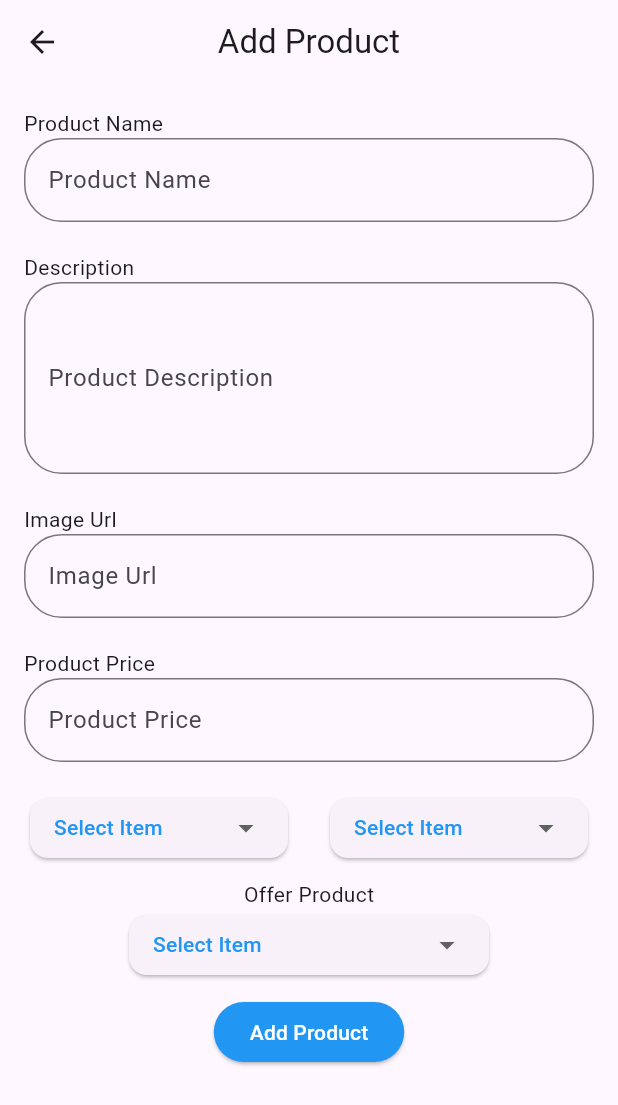
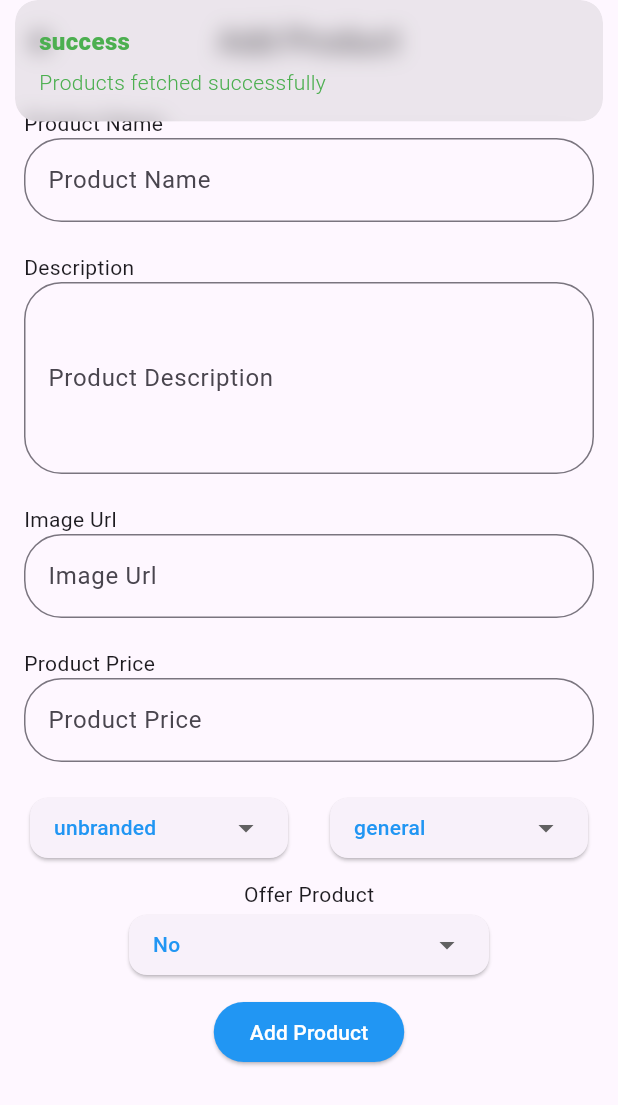
Before and after one commit to bipin24746/emobile_vault, a Flutter app: the AddProduct screen opened directly, after a tap on "Add Product", on a phone screen of 412 x 824 dp. Shown: the top 1105 px of the screen. Run offline on Flutter 3.47's test engine with Material 3 defaults, Android fonts, the phone set to English and light mode, and no system bars; drawn by our look-alikes of dropdown_button2; our stand-ins replace cloud_firestore, firebase_core, get; accounts and stored records are empty.

Commit message:
new changes

```diff
--- a/lib/controller/home_controller.dart
+++ b/lib/controller/home_controller.dart
@@ -1,19 +1,101 @@
 import 'package:cloud_firestore/cloud_firestore.dart';
-import 'package:emobile_vault/pages/add_product.dart';
+import 'package:emobile_vault/model/product/product.dart';
+import 'package:flutter/material.dart';
 import 'package:get/get.dart';
 
 class HomeController extends GetxController {
   FirebaseFirestore firestore = FirebaseFirestore.instance;
   late CollectionReference productCollection;
+
+  TextEditingController productNameCtrl = TextEditingController();
+  TextEditingController productDescriptionCtrl = TextEditingController();
+  TextEditingController productImageCtrl = TextEditingController();
+  TextEditingController productPriceCtrl = TextEditingController();
+
+  String category = 'general';
+  String brand = 'unbranded';
+  bool offer = false;
+
+  List<Product> products = [];
+
   @override
   void onInit() {
+    super.onInit();
     productCollection = firestore.collection('products');
-    // TODO: implement onInit
-    super.onInit();
+    fetchProducts(); // Fetch products when the controller is initialized
   }
 
-  AddProduct() {
-    DocumentReference doc = productCollection.doc();
+  void addProduct() {
+    try {
+      DocumentReference doc = productCollection.doc();
+      double? price = double.tryParse(productPriceCtrl.text);
 
+      Product product = Product(
+        id: doc.id,
+        name: productNameCtrl.text,
+        description: productDescriptionCtrl.text,
+        category: category,
+        brand: brand,
+        image: productImageCtrl.text,
+        price: price,
+        offer: offer,
+      );
+
+      final productJson = product.toJson();
+      doc.set(productJson).then((_) {
+        Get.snackbar('Success', 'Product added successfully',
+            colorText: Colors.green);
+        setValuesDefault();
+        fetchProducts(); // Refresh the product list
+      }).catchError((error) {
+        Get.snackbar('Error', 'Failed to add product: $error',
+            colorText: Colors.red);
+      });
+    } catch (e) {
+      Get.snackbar('Error', e.toString(), colorText: Colors.red);
+      // TODO: Handle exception
+    } finally {
+      update();
+    }
+  }
+
+  void fetchProducts() async {
+    try {
+      QuerySnapshot querySnapshot = await productCollection.get();
+      final List<Product> retrievedProducts = querySnapshot.docs
+          .map((doc) => Product.fromJson(doc.data() as Map<String, dynamic>))
+          .toList();
+      products.clear();
+      products.addAll(retrievedProducts);
+      Get.snackbar('success', 'Products fetched successfully',
+          colorText: Colors.green);
+      update(); // Notify listeners of the change
+    } catch (e) {
+      Get.snackbar('Error', 'Failed to fetch products: $e',
+          colorText: Colors.green);
+    }
+  }
+
+  deleteProduct(String id) async {
+    try {
+      await productCollection.doc(id).delete();
+      fetchProducts();
+      Get.snackbar('successfull', 'product deleted successfully',
+          colorText: Colors.red);
+    } catch (e) {
+      print(e);
+    }
+  }
+
+  void setValuesDefault() {
+    productNameCtrl.clear();
+    productPriceCtrl.clear();
+    productImageCtrl.clear();
+    productDescriptionCtrl.clear();
+
+    category = 'general';
+    brand = 'unbranded';
+    offer = false;
+    update();
   }
 }
--- a/lib/main.dart
+++ b/lib/main.dart
@@ -5,9 +5,9 @@ import 'package:firebase_core/firebase_core.dart';
 import 'package:flutter/material.dart';
 import 'package:get/get.dart';
 
-void main() {
+Future<void> main() async {
   WidgetsFlutterBinding.ensureInitialized();
-  Firebase.initializeApp(options: firebaseOptions);
+  await Firebase.initializeApp(options: firebaseOptions);
 //registering the controller
   Get.put(HomeController());
 
--- /dev/null
+++ b/lib/model/product/product.dart
@@ -0,0 +1,39 @@
+import 'package:json_annotation/json_annotation.dart';
+part 'product.g.dart'; // Necessary for code generation
+
+@JsonSerializable()
+class Product {
+  @JsonKey(name: "id")
+  String? id;
+
+  @JsonKey(name: "name")
+  String? name;
+
+  @JsonKey(name: "description")
+  String? description;
+
+  @JsonKey(name: "category")
+  String? category;
+
+  @JsonKey(name: "image")
+  String? image;
+
+  @JsonKey(name: "brand")
+  String? brand;
+  @JsonKey(name: "price")
+  String? price;
+
+  Product({
+    this.id,
+    this.name,
+    this.description,
+    this.category,
+    this.image,
+    this.brand,
+    required double? price,
+    bool? offer,
+  });
+  factory Product.fromJson(Map<String, dynamic> json) =>
+      _$ProductFromJson(json);
+  Map<String, dynamic> toJson() => _$ProductToJson(this);
+}
--- a/lib/pages/HomePage.dart
+++ b/lib/pages/HomePage.dart
@@ -9,23 +9,40 @@ class HomePage extends StatelessWidget {
   @override
   Widget build(BuildContext context) {
     return GetBuilder<HomeController>(
-      init: HomeController(),
-      initState: (_) {},
+      init: Get.find<HomeController>(), // Use existing controller instance
       builder: (ctrl) {
         return Scaffold(
           appBar: AppBar(
             centerTitle: true,
             title: const Text("Mobile Vault"),
           ),
-          body: ListView.builder(
-            itemCount: 15,
+          body: ctrl.products.isEmpty
+              ? const Center(child: Text('No products available'))
+              : ListView.builder(
+                  itemCount: ctrl.products.length,
                   itemBuilder: (context, index) {
+                    final product = ctrl.products[index];
                     return ListTile(
-                title: const Text("title"),
-                subtitle: const Text("price: 1500"),
+                      title: Text(product.name ?? 'Unnamed Product'),
+                      subtitle: Text('\$${product.price ?? '0.00'}'),
                       trailing: IconButton(
                         icon: const Icon(Icons.delete),
-                  onPressed: () {},
+                        onPressed: () {
+                          // Handle delete action
+                          ctrl.productCollection
+                              .doc(product.id)
+                              .delete()
+                              .then((_) {
+                            Get.snackbar(
+                                'Success', 'Product deleted successfully',
+                                colorText: Colors.green);
+                            ctrl.fetchProducts(); // Refresh the product list
+                          }).catchError((error) {
+                            Get.snackbar(
+                                'Error', 'Failed to delete product: $error',
+                                colorText: Colors.red);
+                          });
+                        },
                       ),
                     );
                   },
--- a/lib/pages/add_product.dart
+++ b/lib/pages/add_product.dart
@@ -11,8 +11,6 @@ class AddProduct extends StatefulWidget {
 }
 
 class _AddProductState extends State<AddProduct> {
-  String? _selectedItem;
-
   @override
   Widget build(BuildContext context) {
     return GetBuilder<HomeController>(
@@ -32,6 +30,7 @@ class _AddProductState extends State<AddProduct> {
                 children: [
                   const Text("Product Name"),
                   TextField(
+                    controller: ctrl.productNameCtrl,
                     decoration: InputDecoration(
                       border: OutlineInputBorder(
                         borderRadius: BorderRadius.circular(25),
@@ -43,6 +42,7 @@ class _AddProductState extends State<AddProduct> {
                   const SizedBox(height: 20),
                   const Text("Description"),
                   TextField(
+                    controller: ctrl.productDescriptionCtrl,
                     decoration: InputDecoration(
                       border: OutlineInputBorder(
                         borderRadius: BorderRadius.circular(25),
@@ -55,6 +55,7 @@ class _AddProductState extends State<AddProduct> {
                   const SizedBox(height: 20),
                   const Text("Image Url"),
                   TextField(
+                    controller: ctrl.productImageCtrl,
                     decoration: InputDecoration(
                       border: OutlineInputBorder(
                         borderRadius: BorderRadius.circular(25),
@@ -66,6 +67,7 @@ class _AddProductState extends State<AddProduct> {
                   const SizedBox(height: 20),
                   const Text("Product Price"),
                   TextField(
+                    controller: ctrl.productPriceCtrl,
                     decoration: InputDecoration(
                       border: OutlineInputBorder(
                         borderRadius: BorderRadius.circular(25),
@@ -80,13 +82,54 @@ class _AddProductState extends State<AddProduct> {
                     children: [
                       Flexible(
                         child: DropDown(
-                          items: ['brand1', 'brand2', 'brand3'],
+                          items: [
+                            'Apple',
+                            'Samsung',
+                            'Huawei',
+                            'Xiaomi',
+                            'OnePlus',
+                            'Google',
+                            'Sony',
+                            'LG',
+                            'Motorola',
+                            'Nokia',
+                            'Oppo',
+                            'Vivo',
+                            'Realme',
+                            'Asus',
+                            'Lenovo'
+                          ],
+                          selectedItemText: ctrl.brand.isNotEmpty
+                              ? ctrl.brand
+                              : 'Select Brand',
+                          onSelected: (selectedValue) {
+                            ctrl.brand = selectedValue ?? 'unbranded';
+                          },
                         ),
                       ),
                       const SizedBox(width: 20),
                       Flexible(
                         child: DropDown(
-                          items: ['cate1', 'cate2', 'cate3'],
+                          items: [
+                            'Smartphones',
+                            'Tablets',
+                            'Smartwatches',
+                            'Phone Accessories',
+                            'Chargers',
+                            'Headphones',
+                            'Cables',
+                            'Power Banks',
+                            'Cases & Covers',
+                            'Screen Protectors',
+                            'Bluetooth Speakers',
+                            'Memory Cards',
+                          ],
+                          selectedItemText: ctrl.category.isNotEmpty
+                              ? ctrl.category
+                              : 'Select Category',
+                          onSelected: (selectedValue) {
+                            ctrl.category = selectedValue ?? 'general';
+                          },
                         ),
                       ),
                     ],
@@ -95,6 +138,10 @@ class _AddProductState extends State<AddProduct> {
                   const Center(child: Text('Offer Product')),
                   DropDown(
                     items: ['true', 'false'],
+                    selectedItemText: ctrl.offer ? 'Yes' : 'No',
+                    onSelected: (selectedValue) {
+                      ctrl.offer = selectedValue == 'true';
+                    },
                   ),
                   const SizedBox(height: 10),
                   Center(
@@ -104,7 +151,7 @@ class _AddProductState extends State<AddProduct> {
                         foregroundColor: Colors.white,
                       ),
                       onPressed: () {
-                        // Add your onPressed logic here
+                        ctrl.addProduct();
                       },
                       child: const Text("Add Product"),
                     ),
--- a/lib/widgets/drop_down.dart
+++ b/lib/widgets/drop_down.dart
@@ -3,15 +3,22 @@ import 'package:flutter/material.dart';
 
 class DropDown extends StatefulWidget {
   final List<String> items;
-  const DropDown({super.key, required this.items});
+  final String selectedItemText;
+  final Function(String?) onSelected;
+
+  const DropDown({
+    Key? key,
+    required this.items,
+    required this.selectedItemText,
+    required this.onSelected,
+  }) : super(key: key);
 
   @override
-  // ignore: library_private_types_in_public_api
   _DropDownState createState() => _DropDownState();
 }
 
 class _DropDownState extends State<DropDown> {
-  String? selectedValue;
+  String? _selectedItem;
 
   @override
   Widget build(BuildContext context) {
@@ -20,9 +27,9 @@ class _DropDownState extends State<DropDown> {
         child: DropdownButtonHideUnderline(
           child: DropdownButton2<String>(
             isExpanded: true,
-            hint: const Text(
-              "Select Item",
-              style: TextStyle(fontSize: 14, color: Colors.blue),
+            hint: Text(
+              widget.selectedItemText,
+              style: const TextStyle(fontSize: 14, color: Colors.blue),
             ),
             items: widget.items
                 .map((String item) => DropdownMenuItem<String>(
@@ -33,12 +40,12 @@ class _DropDownState extends State<DropDown> {
                       ),
                     ))
                 .toList(),
-            value: selectedValue,
+            value: _selectedItem,
             onChanged: (String? newValue) {
               setState(() {
-                selectedValue = newValue;
-                print(selectedValue);
+                _selectedItem = newValue;
               });
+              widget.onSelected(newValue);
             },
             buttonStyleData: const ButtonStyleData(
               padding: EdgeInsets.symmetric(horizontal: 16),
--- a/pubspec.yaml
+++ b/pubspec.yaml
@@ -39,6 +39,9 @@ dependencies:
   cloud_firestore: ^5.3.0
   get: ^4.6.6
   dropdown_button2: ^2.3.9
+  json: ^0.20.2
+  json_annotation: ^4.9.0
+  firebase_core_dart: ^1.0.1
 
 dev_dependencies:
   flutter_test:
@@ -50,6 +53,8 @@ dev_dependencies:
   # package. See that file for information about deactivating specific lint
   # rules and activating additional ones.
   flutter_lints: ^4.0.0
+  json_serializable: ^6.8.0
+  build_runner: ^2.4.12
 
 # For information on the generic Dart part of this file, see the
 # following page: https://dart.dev/tools/pub/pubspec
```
Also changed, not shown: lib/model/product/product.g.dart (added), pubspec.lock. Lines whose indentation alone changed are shown as unchanged.
